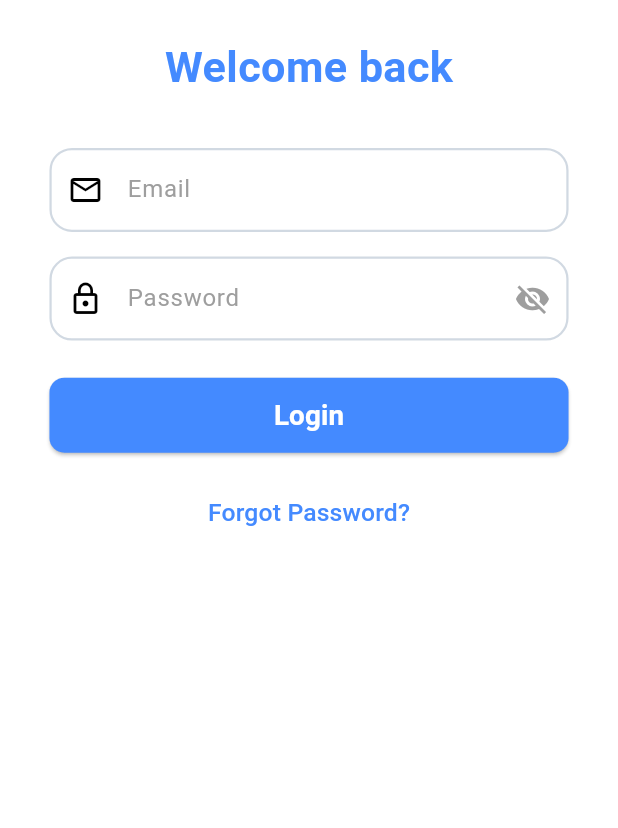
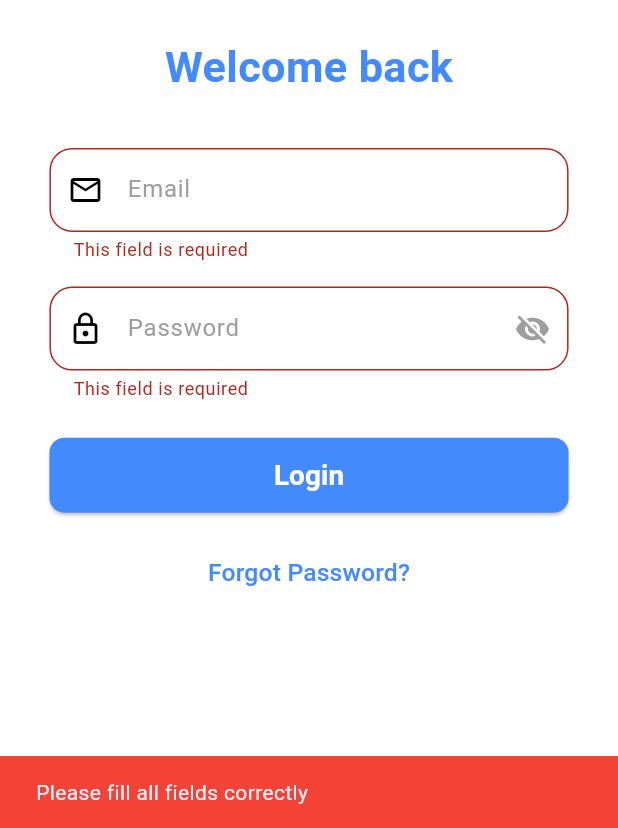
Before and after one commit to mhussien1102/learn_managment1, a Flutter app: the screen it shows after launch, after a tap on "Get Started", after a tap on "Login", on a phone screen of 412 x 824 dp, the part 408-1236 px from its top. Run offline on Flutter 3.47's test engine with Material 3 defaults, Android fonts, the phone set to English and light mode, and no system bars.

Commit message:
handle the logic of the Auth

```diff
--- a/lib/core/widgets/custom_text_filed.dart
+++ b/lib/core/widgets/custom_text_filed.dart
@@ -21,10 +21,23 @@ class CustomTextFiled extends StatefulWidget {
 class _CustomTextFiledState extends State<CustomTextFiled> {
   bool _obscureText = true;
 
+  String? _validator(String? value) {
+    if (value == null || value.isEmpty) {
+      return "This field is required";
+    }
+
+    if (widget.isPassword && value.length < 6) {
+      return "Password must be at least 6 characters";
+    }
+
+    return null; // Valid
+  }
+
   @override
   Widget build(BuildContext context) {
     return TextFormField(
       controller: widget.controller,
+      validator: _validator,
       obscureText: widget.isPassword ? _obscureText : false,
       cursorColor: Colors.blueAccent,
       decoration: InputDecoration(
--- a/lib/feature/Auth/login_screen.dart
+++ b/lib/feature/Auth/login_screen.dart
@@ -1,14 +1,38 @@
 import 'package:flutter/material.dart';
 import 'package:learn_managment1/core/widgets/custom_text_filed.dart';
+import 'package:learn_managment1/core/widgets/custom_button.dart';
 import '../../core/utils/assets.dart';
-import '../../core/utils/custom_button.dart';
 
-class LoginScreen extends StatelessWidget {
+class LoginScreen extends StatefulWidget {
   const LoginScreen({super.key});
+
+  @override
+  State<LoginScreen> createState() => _LoginScreenState();
+}
+
+class _LoginScreenState extends State<LoginScreen> {
+  final _formKey = GlobalKey<FormState>();
+  final TextEditingController _emailController = TextEditingController();
+  final TextEditingController _passwordController = TextEditingController();
+
+  void _handleLogin() {
+    if (_formKey.currentState!.validate()) {
+      print("Logging in with ${_emailController.text}");
+    } else {
+      // Show snackbar error
+      ScaffoldMessenger.of(context).showSnackBar(
+        const SnackBar(
+          content: Text('Please fill all fields correctly'),
+          backgroundColor: Colors.red,
+        ),
+      );
+    }
+  }
 
   @override
   Widget build(BuildContext context) {
     final size = MediaQuery.of(context).size;
+
     return Scaffold(
       backgroundColor: Colors.white,
       body: SafeArea(
@@ -17,6 +41,8 @@ class LoginScreen extends StatelessWidget {
             horizontal: size.width * 0.08,
             vertical: size.height * 0.03,
           ),
+          child: Form(
+            key: _formKey,
             child: Column(
               crossAxisAlignment: CrossAxisAlignment.center,
               children: [
@@ -36,27 +62,23 @@ class LoginScreen extends StatelessWidget {
                   ),
                 ),
                 SizedBox(height: size.height * 0.04),
-              const CustomTextFiled(
+                CustomTextFiled(
+                  controller: _emailController,
                   hintText: 'Email',
                   prefixIcon: Icons.email_outlined,
                 ),
                 SizedBox(height: size.height * 0.02),
-              const CustomTextFiled(
+                CustomTextFiled(
+                  controller: _passwordController,
                   hintText: "Password",
                   prefixIcon: Icons.lock_outline,
                   isPassword: true,
                 ),
                 SizedBox(height: size.height * 0.03),
-              SizedBox(
-                width: double.infinity,
-                height: 50,
-                child: CustomButton(
+                CustomButton(
                   text: "Login",
-                  onPressed: () {
-                    // Add login logic
-                  },
+                  onPressed: _handleLogin,
                   fontSize: size.width * 0.045,
-                ),
                 ),
                 SizedBox(height: size.height * 0.02),
                 TextButton(
@@ -73,6 +95,7 @@ class LoginScreen extends StatelessWidget {
             ),
           ),
         ),
+      ),
     );
   }
 }
--- a/lib/feature/splash/splash_screen.dart
+++ b/lib/feature/splash/splash_screen.dart
@@ -1,7 +1,7 @@
 import 'package:flutter/material.dart';
 import '../../core/utils/app_routes.dart';
 import '../../core/utils/assets.dart';
-import '../../core/utils/custom_button.dart';
+import '../../core/widgets/custom_button.dart';
 
 class SplashScreen extends StatefulWidget {
   const SplashScreen({super.key});
```
Also changed, not shown: lib/core/widgets/custom_button.dart (renamed from lib/core/utils/custom_button.dart). Lines whose indentation alone changed are shown as unchanged.
